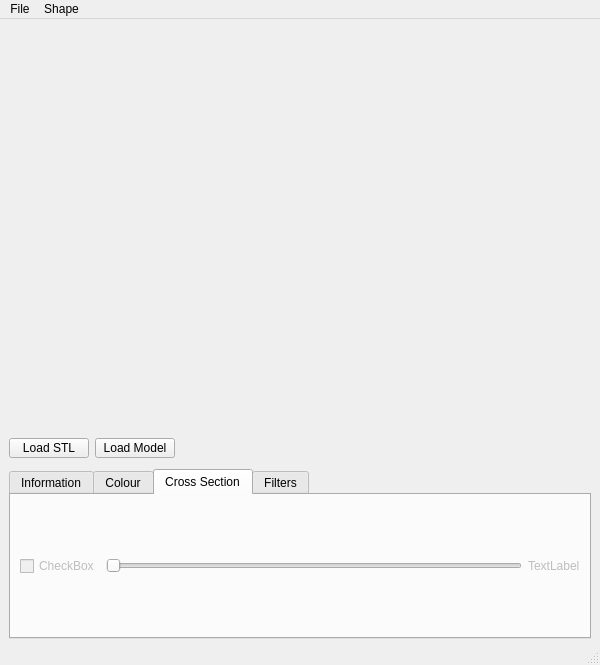
Qt form QtModelLoader/mainwindow.ui (eeyaw4/Group20ProjectWork) before a commit.
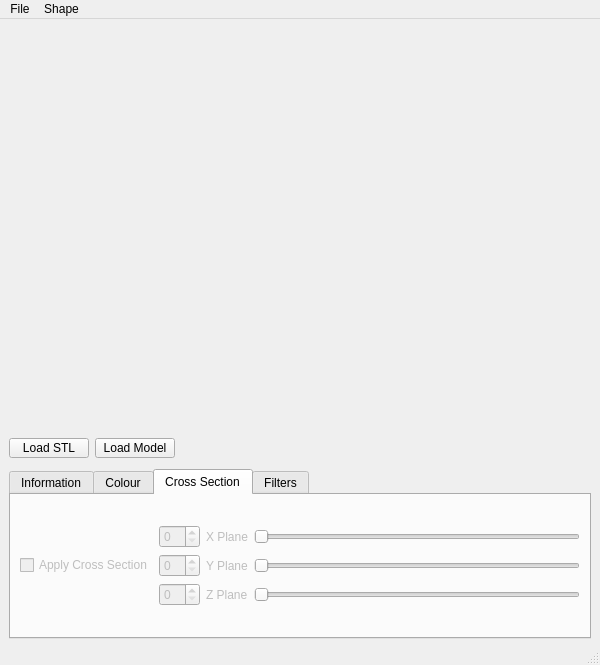
The same form after that commit. Icons and pictures are not drawn. Custom widgets are drawn as their Qt base class.

Commit message: Cross Section Filter

```diff
--- a/QtModelLoader/mainwindow.ui
+++ b/QtModelLoader/mainwindow.ui
@@ -645,12 +645,26 @@
             <item>
              <widget class="QCheckBox" name="checkClip">
               <property name="text">
-               <string>CheckBox</string>
+               <string>Apply Cross Section</string>
               </property>
              </widget>
             </item>
             <item>
-             <widget class="QSlider" name="slideClip">
+             <layout class="QVBoxLayout" name="verticalLayout_6">
+              <item>
+               <layout class="QHBoxLayout" name="horizontalLayout_12">
+                <item>
+                 <widget class="QSpinBox" name="spinBoxClipX"/>
+                </item>
+                <item>
+                 <widget class="QLabel" name="lblClipX">
+                  <property name="text">
+                   <string>X Plane</string>
+                  </property>
+                 </widget>
+                </item>
+                <item>
+                 <widget class="QSlider" name="sliderClipX">
               <property name="minimum">
                <number>1</number>
               </property>
@@ -662,12 +676,63 @@
               </property>
              </widget>
             </item>
+               </layout>
+              </item>
             <item>
-             <widget class="QLabel" name="lblClip">
+               <layout class="QHBoxLayout" name="horizontalLayout_13">
+                <item>
+                 <widget class="QSpinBox" name="spinBoxClipY"/>
+                </item>
+                <item>
+                 <widget class="QLabel" name="lblClipY">
               <property name="text">
-               <string>TextLabel</string>
-              </property>
-             </widget>
+                   <string>Y Plane</string>
+                  </property>
+                 </widget>
+                </item>
+                <item>
+                 <widget class="QSlider" name="sliderClipY">
+                  <property name="minimum">
+                   <number>1</number>
+                  </property>
+                  <property name="maximum">
+                   <number>100</number>
+                  </property>
+                  <property name="orientation">
+                   <enum>Qt::Horizontal</enum>
+                  </property>
+                 </widget>
+                </item>
+               </layout>
+              </item>
+              <item>
+               <layout class="QHBoxLayout" name="horizontalLayout_14">
+                <item>
+                 <widget class="QSpinBox" name="spinBoxClipZ"/>
+                </item>
+                <item>
+                 <widget class="QLabel" name="lblClipZ">
+                  <property name="text">
+                   <string>Z Plane</string>
+                  </property>
+                 </widget>
+                </item>
+                <item>
+                 <widget class="QSlider" name="sliderClipZ">
+                  <property name="minimum">
+                   <number>1</number>
+                  </property>
+                  <property name="maximum">
+                   <number>100</number>
+                  </property>
+                  <property name="orientation">
+                   <enum>Qt::Horizontal</enum>
+                  </property>
+                 </widget>
+                </item>
+               </layout>
+              </item>
+             </layout>
             </item>
            </layout>
           </item>
```
Left out of the diff: 2 changed lines with no effect on the pictures. Lines whose indentation alone changed are shown as unchanged. The commit also changes 2 other files.
